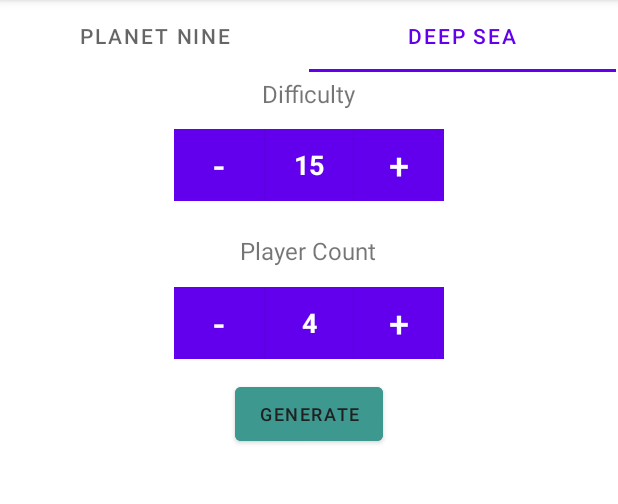
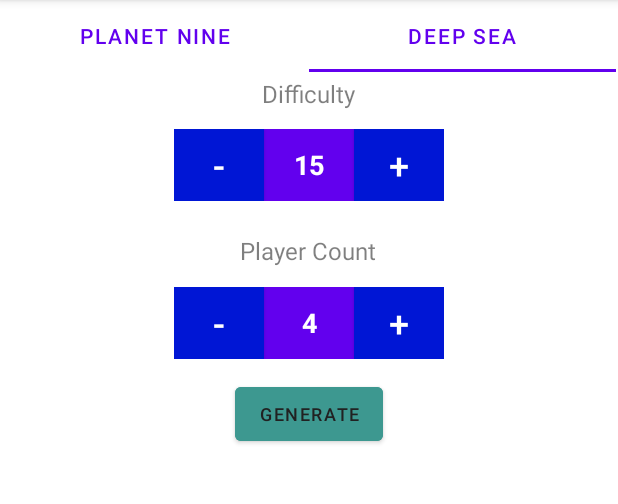
Before and after one commit to Zaammaa/Embark, an Android app: the screen it shows after launch (MainActivity), tab 2 chosen, on a phone screen of 412 x 824 dp, the part 84-588 px from its top. Run offline under Robolectric (Android 15) with nearby library versions, the phone set to English and light mode, and no system bars.

Commit message:
Added a different theme for planet 9

```diff
--- a/app/src/main/java/com/example/embark/Adjuster.kt
+++ b/app/src/main/java/com/example/embark/Adjuster.kt
@@ -72,6 +72,11 @@
         }
     }
 
+    fun setAdjusterValue(v: Int){
+        value = v
+        updateValue(value)
+    }
+
     fun updateValue(v: Int){
         valueField?.setText(v.toString())
         invalidate()
--- a/app/src/main/java/com/example/embark/MainActivity.kt
+++ b/app/src/main/java/com/example/embark/MainActivity.kt
@@ -1,10 +1,13 @@
 package com.example.embark
 
+import android.graphics.Color
 import android.os.Bundle
 import android.view.Gravity
 import android.view.View
 import android.widget.*
 import androidx.appcompat.app.AppCompatActivity
+import androidx.appcompat.app.AppCompatDelegate
+import androidx.core.view.get
 import com.example.embark.Challenges.TaskCardGeneration.BasicTaskCardsChallenge
 import com.example.embark.Challenges.Challenge
 import com.google.android.material.tabs.TabLayout
@@ -22,6 +25,12 @@
                 var table = findViewById<TableLayout>(R.id.challengeTable)
                 table.removeAllViews()
                 gameTab = tab.text.toString().lowercase()
+
+                if (gameTab.lowercase() == "planet nine"){
+                    AppCompatDelegate.setDefaultNightMode(AppCompatDelegate.MODE_NIGHT_YES)
+                } else {
+                    AppCompatDelegate.setDefaultNightMode(AppCompatDelegate.MODE_NIGHT_NO)
+                }
             }
 
             override fun onTabUnselected(p0: TabLayout.Tab?) {
@@ -32,19 +41,22 @@
 
             }
         })
+        if (savedInstanceState == null) {
+            AppCompatDelegate.setDefaultNightMode(AppCompatDelegate.MODE_NIGHT_YES)
+        }
     }
 
     fun generate(button: View){
         val difficultyAdjuster: Adjuster = findViewById<EditText>(R.id.difficultyAdjuster) as Adjuster
-        var difficulty = difficultyAdjuster.getAdjusterValue()
+        val difficulty = difficultyAdjuster.getAdjusterValue()
 
         val playerCountAdjuster: Adjuster = findViewById<EditText>(R.id.playerCountAdjuster) as Adjuster
-        var playerCount = playerCountAdjuster.getAdjusterValue()
+        val playerCount = playerCountAdjuster.getAdjusterValue()
 
-        var selector: ChallengeSelector = ChallengeSelector(difficulty,playerCount, this.gameTab)
-        var challengeList: MutableList<Challenge> = selector.generate()
+        val selector: ChallengeSelector = ChallengeSelector(difficulty,playerCount, this.gameTab)
+        val challengeList: MutableList<Challenge> = selector.generate()
 
-        var table = findViewById<TableLayout>(R.id.challengeTable)
+        val table = findViewById<TableLayout>(R.id.challengeTable)
         table.removeAllViews()
 
         for(challenge in challengeList){
@@ -53,7 +65,7 @@
             }
         }
 
-        var viewSwitcher: TopViewSwitcher = findViewById<TopViewSwitcher>(R.id.topViewSwitcher)
+        val viewSwitcher: TopViewSwitcher = findViewById<TopViewSwitcher>(R.id.topViewSwitcher)
         viewSwitcher.setupGame(challengeList,difficulty,this.gameTab)
     }
 
@@ -86,6 +98,7 @@
 
         var description: TextView = TextView(this)
         description.setText(challenge.displayShortDescription())
+        description.setTextColor(Color.parseColor("#000000"))
         createTableCell(row, description, .75f)
 
         row.setBackgroundResource(R.drawable.challenge_table_row_outline)
@@ -103,4 +116,39 @@
         cell.setPadding(0,10, 0,10)
         row.addView(cell)
     }
+
+    override fun onSaveInstanceState(outState: Bundle) {
+
+        val difficultyAdjuster: Adjuster = findViewById<EditText>(R.id.difficultyAdjuster) as Adjuster
+        var difficulty: Int = difficultyAdjuster.getAdjusterValue()
+        outState.putInt("DIFFICULTY",difficulty)
+
+        val playerCountAdjuster: Adjuster = findViewById<EditText>(R.id.playerCountAdjuster) as Adjuster
+        var playerCount: Int = playerCountAdjuster.getAdjusterValue()
+        outState.putInt("PLAYER_COUNT",playerCount)
+
+        outState.putString("GAME_MODE",gameTab)
+
+        super.onSaveInstanceState(outState)
+    }
+
+    override fun onRestoreInstanceState(savedInstanceState: Bundle) {
+        super.onRestoreInstanceState(savedInstanceState)
+
+        val difficultyAdjuster: Adjuster = findViewById<EditText>(R.id.difficultyAdjuster) as Adjuster
+        val difficulty: Int = savedInstanceState.getInt("DIFFICULTY")
+        difficultyAdjuster.setAdjusterValue(difficulty)
+
+        val playerCountAdjuster: Adjuster = findViewById<EditText>(R.id.playerCountAdjuster) as Adjuster
+        val playerCount = savedInstanceState.getInt("PLAYER_COUNT")
+        playerCountAdjuster.setAdjusterValue(playerCount)
+
+        var tabs = findViewById<TabLayout>(R.id.gameSelection)
+        val game = savedInstanceState.getString("GAME_MODE")
+        if (game?.lowercase() == "planet nine") {
+            tabs.selectTab(tabs.getTabAt(0))
+        } else {
+            tabs.selectTab(tabs.getTabAt(1))
+        }
+    }
 }
--- a/app/src/main/res/layout/fragment_description_dialog.xml
+++ b/app/src/main/res/layout/fragment_description_dialog.xml
@@ -20,7 +20,8 @@
         android:layout_marginLeft="5dp"
         android:layout_marginRight="5dp"
         android:layout_above="@+id/difficulty"
-        android:textAlignment="center" />
+        android:textAlignment="center"
+        android:textColor="@color/black"/>
 
 
     <TextView
@@ -33,7 +34,9 @@
         android:textStyle="bold"
 
         android:text="Challenge Difficulty"
-        android:textAlignment="center" />
+        android:textAlignment="center"
+        android:theme="@style/customStyle"
+        android:textColor="?colorPrimary"/>
 
     <!--    <Button-->
 <!--        android:id="@+id/closeButton"-->
--- a/app/src/main/res/layout/fragment_setup.xml
+++ b/app/src/main/res/layout/fragment_setup.xml
@@ -8,6 +8,8 @@
         android:id="@+id/gameSelection"
         android:layout_width="409dp"
         android:layout_height="wrap_content"
+        android:backgroundTint="?colorOnPrimary"
+        app:tabTextColor="?colorPrimary"
         app:layout_constraintEnd_toEndOf="parent"
         app:layout_constraintStart_toStartOf="parent"
         app:layout_constraintTop_toTopOf="parent">
@@ -31,6 +33,8 @@
         android:text="Difficulty"
         android:textAlignment="center"
         android:textSize="16sp"
+        android:theme="@style/customStyle"
+        android:textColor="?colorPrimary"
         app:layout_constraintBottom_toBottomOf="parent"
         app:layout_constraintHorizontal_bias="0.498"
         app:layout_constraintLeft_toLeftOf="parent"
@@ -59,6 +63,8 @@
         android:layout_marginTop="156dp"
         android:text="Player Count"
         android:textSize="16sp"
+        android:theme="@style/customStyle"
+        android:textColor="?colorPrimary"
         app:layout_constraintEnd_toEndOf="parent"
         app:layout_constraintHorizontal_bias="0.498"
         app:layout_constraintStart_toStartOf="parent"
@@ -81,10 +87,10 @@
         android:layout_width="wrap_content"
         android:layout_height="wrap_content"
         android:layout_marginTop="252dp"
-        android:backgroundTint="#3D9890"
+        android:backgroundTint="?colorSecondary"
         android:onClick="generate"
         android:text="Generate"
-        android:textColor="#212121"
+        android:textColor="?colorOnSecondary"
         android:textSize="12sp"
         app:layout_constraintEnd_toEndOf="parent"
         app:layout_constraintStart_toStartOf="parent"
--- a/app/src/main/res/values-night/themes.xml
+++ b/app/src/main/res/values-night/themes.xml
@@ -2,15 +2,19 @@
     <!-- Base application theme. -->
     <style name="Theme.Embark" parent="Theme.MaterialComponents.DayNight.DarkActionBar">
         <!-- Primary brand color. -->
-        <item name="colorPrimary">@color/purple_200</item>
+        <item name="colorPrimary">#0016D5</item>
         <item name="colorPrimaryVariant">@color/purple_700</item>
-        <item name="colorOnPrimary">@color/black</item>
+        <item name="colorOnPrimary">@color/white</item>
         <!-- Secondary brand color. -->
-        <item name="colorSecondary">@color/teal_200</item>
-        <item name="colorSecondaryVariant">@color/teal_200</item>
+        <item name="colorSecondary">#8353F8</item>
+        <item name="colorSecondaryVariant">#673AB7</item>
         <item name="colorOnSecondary">@color/white</item>
         <!-- Status bar color. -->
         <item name="android:statusBarColor" tools:targetApi="l">?attr/colorPrimaryVariant</item>
         <!-- Customize your theme here. -->
+
+    </style>
+    <style name="customStyle">
+        <item name="colorPrimary">#80000000</item>
     </style>
 </resources>
--- a/app/src/main/res/values/themes.xml
+++ b/app/src/main/res/values/themes.xml
@@ -6,11 +6,14 @@
         <item name="colorPrimaryVariant">@color/purple_700</item>
         <item name="colorOnPrimary">@color/white</item>
         <!-- Secondary brand color. -->
-        <item name="colorSecondary">@color/teal_200</item>
+        <item name="colorSecondary">#3D9890</item>
         <item name="colorSecondaryVariant">@color/teal_700</item>
-        <item name="colorOnSecondary">@color/black</item>
+        <item name="colorOnSecondary">#212121</item>
         <!-- Status bar color. -->
         <item name="android:statusBarColor" tools:targetApi="l">?attr/colorPrimaryVariant</item>
         <!-- Customize your theme here. -->
     </style>
+    <style name="customStyle">
+        <item name="colorPrimary">#80000000</item>
+    </style>
 </resources>
```
